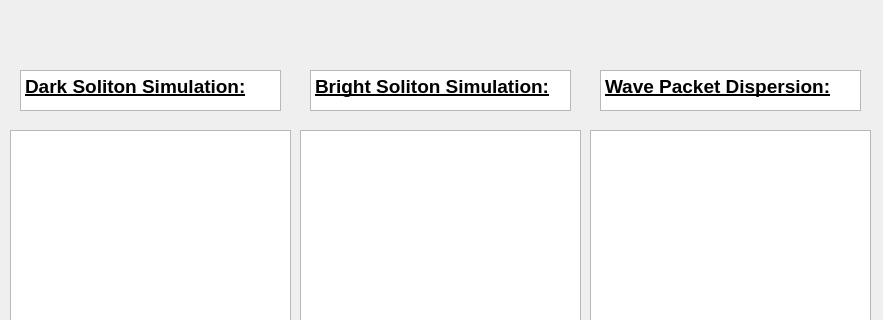
This is Main.ui in brunojulia/ultracoldUB as Qt 5 draws it before an edit; both pictures show x 0 to 883 and y 0 to 320 of the 883 by 687 pixel window. The edited form follows.
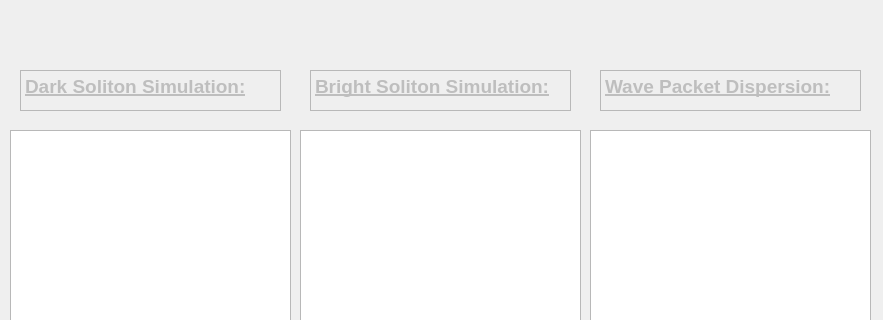
This is the edited form.

Commit message: Actualización interfaz

```diff
--- a/Main.ui
+++ b/Main.ui
@@ -54,6 +54,9 @@
     </property>
    </widget>
    <widget class="QTextBrowser" name="textBrowser">
+    <property name="enabled">
+     <bool>false</bool>
+    </property>
     <property name="geometry">
      <rect>
       <x>20</x>
@@ -140,6 +143,9 @@
     </property>
    </widget>
    <widget class="QTextBrowser" name="textBrowser_3">
+    <property name="enabled">
+     <bool>false</bool>
+    </property>
     <property name="geometry">
      <rect>
       <x>600</x>
@@ -157,6 +163,9 @@
     </property>
    </widget>
    <widget class="QTextBrowser" name="textBrowser_2">
+    <property name="enabled">
+     <bool>false</bool>
+    </property>
     <property name="geometry">
      <rect>
       <x>310</x>
```
The commit also changes 6 other files.
